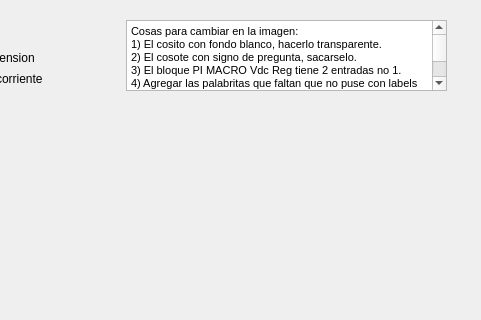
This is gen_eolico.ui in arukagiri/interfazLAC as Qt 5 draws it before an edit; both pictures show x 674 to 1155 and y 0 to 320 of the 1155 by 560 pixel window. The edited form follows.
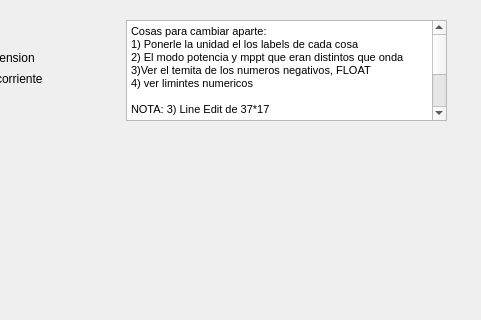
This is the edited form. Icons and pictures are not drawn.

Diff of the .ui file:
```diff
--- a/gen_eolico.ui
+++ b/gen_eolico.ui
@@ -38,7 +38,7 @@
      <x>800</x>
      <y>20</y>
      <width>321</width>
-     <height>71</height>
+     <height>101</height>
     </rect>
    </property>
    <property name="html">
@@ -46,21 +46,14 @@
 &lt;html&gt;&lt;head&gt;&lt;meta name=&quot;qrichtext&quot; content=&quot;1&quot; /&gt;&lt;style type=&quot;text/css&quot;&gt;
 p, li { white-space: pre-wrap; }
 &lt;/style&gt;&lt;/head&gt;&lt;body style=&quot; font-family:'MS Shell Dlg 2'; font-size:8.25pt; font-weight:400; font-style:normal;&quot;&gt;
-&lt;p style=&quot; margin-top:0px; margin-bottom:0px; margin-left:0px; margin-right:0px; -qt-block-indent:0; text-indent:0px;&quot;&gt;Cosas para cambiar en la imagen:&lt;/p&gt;
-&lt;p style=&quot; margin-top:0px; margin-bottom:0px; margin-left:0px; margin-right:0px; -qt-block-indent:0; text-indent:0px;&quot;&gt;1) El cosito con fondo blanco, hacerlo transparente.&lt;/p&gt;
-&lt;p style=&quot; margin-top:0px; margin-bottom:0px; margin-left:0px; margin-right:0px; -qt-block-indent:0; text-indent:0px;&quot;&gt;2) El cosote con signo de pregunta, sacarselo.&lt;/p&gt;
-&lt;p style=&quot; margin-top:0px; margin-bottom:0px; margin-left:0px; margin-right:0px; -qt-block-indent:0; text-indent:0px;&quot;&gt;3) El bloque PI MACRO Vdc Reg tiene 2 entradas no 1.&lt;/p&gt;
-&lt;p style=&quot; margin-top:0px; margin-bottom:0px; margin-left:0px; margin-right:0px; -qt-block-indent:0; text-indent:0px;&quot;&gt;4) Agregar las palabritas que faltan que no puse con labels&lt;/p&gt;
-&lt;p style=&quot; margin-top:0px; margin-bottom:0px; margin-left:0px; margin-right:0px; -qt-block-indent:0; text-indent:0px;&quot;&gt;5) Las realimentaciones que salen de abajo son cosas distintas y yo clave un solo cable realimentando todo. Deberia separarlo en 3 cables distintos que salgan desde el bloque gigante??&lt;/p&gt;
-&lt;p style=&quot;-qt-paragraph-type:empty; margin-top:0px; margin-bottom:0px; margin-left:0px; margin-right:0px; -qt-block-indent:0; text-indent:0px;&quot;&gt;&lt;br /&gt;&lt;/p&gt;
 &lt;p style=&quot; margin-top:0px; margin-bottom:0px; margin-left:0px; margin-right:0px; -qt-block-indent:0; text-indent:0px;&quot;&gt;Cosas para cambiar aparte:&lt;/p&gt;
 &lt;p style=&quot; margin-top:0px; margin-bottom:0px; margin-left:0px; margin-right:0px; -qt-block-indent:0; text-indent:0px;&quot;&gt;1) Ponerle la unidad el los labels de cada cosa&lt;/p&gt;
 &lt;p style=&quot; margin-top:0px; margin-bottom:0px; margin-left:0px; margin-right:0px; -qt-block-indent:0; text-indent:0px;&quot;&gt;2) El modo potencia y mppt que eran distintos que onda&lt;/p&gt;
-&lt;p style=&quot; margin-top:0px; margin-bottom:0px; margin-left:0px; margin-right:0px; -qt-block-indent:0; text-indent:0px;&quot;&gt;3) Line Edit de 37*17&lt;/p&gt;
-&lt;p style=&quot; margin-top:0px; margin-bottom:0px; margin-left:0px; margin-right:0px; -qt-block-indent:0; text-indent:0px;&quot;&gt;4) Ver el temita de los numeros negativos&lt;/p&gt;
+&lt;p style=&quot; margin-top:0px; margin-bottom:0px; margin-left:0px; margin-right:0px; -qt-block-indent:0; text-indent:0px;&quot;&gt;3)Ver el temita de los numeros negativos, FLOAT&lt;/p&gt;
+&lt;p style=&quot; margin-top:0px; margin-bottom:0px; margin-left:0px; margin-right:0px; -qt-block-indent:0; text-indent:0px;&quot;&gt;4) ver limintes numericos&lt;/p&gt;
 &lt;p style=&quot;-qt-paragraph-type:empty; margin-top:0px; margin-bottom:0px; margin-left:0px; margin-right:0px; -qt-block-indent:0; text-indent:0px;&quot;&gt;&lt;br /&gt;&lt;/p&gt;
-&lt;p style=&quot;-qt-paragraph-type:empty; margin-top:0px; margin-bottom:0px; margin-left:0px; margin-right:0px; -qt-block-indent:0; text-indent:0px;&quot;&gt;&lt;br /&gt;&lt;/p&gt;
-&lt;p style=&quot; margin-top:0px; margin-bottom:0px; margin-left:0px; margin-right:0px; -qt-block-indent:0; text-indent:0px;&quot;&gt;&lt;span style=&quot; font-size:8pt; color:#008000;&quot;&gt;quiero&lt;/span&gt;&lt;span style=&quot; font-size:8pt; color:#c0c0c0;&quot;&gt; &lt;/span&gt;&lt;span style=&quot; font-size:8pt; color:#008000;&quot;&gt;que&lt;/span&gt;&lt;span style=&quot; font-size:8pt; color:#c0c0c0;&quot;&gt; &lt;/span&gt;&lt;span style=&quot; font-size:8pt; color:#008000;&quot;&gt;cuando&lt;/span&gt;&lt;span style=&quot; font-size:8pt; color:#c0c0c0;&quot;&gt; &lt;/span&gt;&lt;span style=&quot; font-size:8pt; color:#008000;&quot;&gt;se&lt;/span&gt;&lt;span style=&quot; font-size:8pt; color:#c0c0c0;&quot;&gt; &lt;/span&gt;&lt;span style=&quot; font-size:8pt; color:#008000;&quot;&gt;abra&lt;/span&gt;&lt;span style=&quot; font-size:8pt; color:#c0c0c0;&quot;&gt; &lt;/span&gt;&lt;span style=&quot; font-size:8pt; color:#008000;&quot;&gt;la&lt;/span&gt;&lt;span style=&quot; font-size:8pt; color:#c0c0c0;&quot;&gt; &lt;/span&gt;&lt;span style=&quot; font-size:8pt; color:#008000;&quot;&gt;ventana&lt;/span&gt;&lt;span style=&quot; font-size:8pt; color:#c0c0c0;&quot;&gt; &lt;/span&gt;&lt;span style=&quot; font-size:8pt; color:#008000;&quot;&gt;quede&lt;/span&gt;&lt;span style=&quot; font-size:8pt; color:#c0c0c0;&quot;&gt; &lt;/span&gt;&lt;span style=&quot; font-size:8pt; color:#008000;&quot;&gt;seleccionado&lt;/span&gt;&lt;span style=&quot; font-size:8pt; color:#c0c0c0;&quot;&gt; &lt;/span&gt;&lt;span style=&quot; font-size:8pt; color:#008000;&quot;&gt;por&lt;/span&gt;&lt;span style=&quot; font-size:8pt; color:#c0c0c0;&quot;&gt; &lt;/span&gt;&lt;span style=&quot; font-size:8pt; color:#008000;&quot;&gt;defecto&lt;/span&gt;&lt;span style=&quot; font-size:8pt; color:#c0c0c0;&quot;&gt; &lt;/span&gt;&lt;span style=&quot; font-size:8pt; color:#008000;&quot;&gt;el&lt;/span&gt;&lt;span style=&quot; font-size:8pt; color:#c0c0c0;&quot;&gt; &lt;/span&gt;&lt;span style=&quot; font-size:8pt; color:#008000;&quot;&gt;boton&lt;/span&gt;&lt;span style=&quot; font-size:8pt; color:#c0c0c0;&quot;&gt; &lt;/span&gt;&lt;span style=&quot; font-size:8pt; color:#008000;&quot;&gt;de&lt;/span&gt;&lt;span style=&quot; font-size:8pt; color:#c0c0c0;&quot;&gt; &lt;/span&gt;&lt;span style=&quot; font-size:8pt; color:#008000;&quot;&gt;cancelar &lt;/span&gt;&lt;span style=&quot; font-family:'Courier New'; font-size:8pt; color:#008000;&quot;&gt;eso&lt;/span&gt;&lt;span style=&quot; font-family:'Courier New'; font-size:8pt; color:#c0c0c0;&quot;&gt; &lt;/span&gt;&lt;span style=&quot; font-family:'Courier New'; font-size:8pt; color:#008000;&quot;&gt;se&lt;/span&gt;&lt;span style=&quot; font-family:'Courier New'; font-size:8pt; color:#c0c0c0;&quot;&gt; &lt;/span&gt;&lt;span style=&quot; font-family:'Courier New'; font-size:8pt; color:#008000;&quot;&gt;hacia&lt;/span&gt;&lt;span style=&quot; font-family:'Courier New'; font-size:8pt; color:#c0c0c0;&quot;&gt; &lt;/span&gt;&lt;span style=&quot; font-family:'Courier New'; font-size:8pt; color:#008000;&quot;&gt;desde&lt;/span&gt;&lt;span style=&quot; font-family:'Courier New'; font-size:8pt; color:#c0c0c0;&quot;&gt; &lt;/span&gt;&lt;span style=&quot; font-family:'Courier New'; font-size:8pt; color:#008000;&quot;&gt;la&lt;/span&gt;&lt;span style=&quot; font-family:'Courier New'; font-size:8pt; color:#c0c0c0;&quot;&gt; &lt;/span&gt;&lt;span style=&quot; font-family:'Courier New'; font-size:8pt; color:#008000;&quot;&gt;gui&lt;/span&gt;&lt;span style=&quot; font-family:'Courier New'; font-size:8pt; color:#c0c0c0;&quot;&gt; &lt;/span&gt;&lt;span style=&quot; font-family:'Courier New'; font-size:8pt; color:#008000;&quot;&gt;asignandole&lt;/span&gt;&lt;span style=&quot; font-family:'Courier New'; font-size:8pt; color:#c0c0c0;&quot;&gt; &lt;/span&gt;&lt;span style=&quot; font-family:'Courier New'; font-size:8pt; color:#008000;&quot;&gt;el&lt;/span&gt;&lt;span style=&quot; font-family:'Courier New'; font-size:8pt; color:#c0c0c0;&quot;&gt; &lt;/span&gt;&lt;span style=&quot; font-family:'Courier New'; font-size:8pt; color:#008000;&quot;&gt;orden&lt;/span&gt;&lt;span style=&quot; font-family:'Courier New'; font-size:8pt; color:#c0c0c0;&quot;&gt; &lt;/span&gt;&lt;span style=&quot; font-family:'Courier New'; font-size:8pt; color:#008000;&quot;&gt;de&lt;/span&gt;&lt;span style=&quot; font-family:'Courier New'; font-size:8pt; color:#c0c0c0;&quot;&gt; &lt;/span&gt;&lt;span style=&quot; font-family:'Courier New'; font-size:8pt; color:#008000;&quot;&gt;cuando&lt;/span&gt;&lt;span style=&quot; font-family:'Courier New'; font-size:8pt; color:#c0c0c0;&quot;&gt; &lt;/span&gt;&lt;span style=&quot; font-family:'Courier New'; font-size:8pt; color:#008000;&quot;&gt;apretas&lt;/span&gt;&lt;span style=&quot; font-family:'Courier New'; font-size:8pt; color:#c0c0c0;&quot;&gt; &lt;/span&gt;&lt;span style=&quot; font-family:'Courier New'; font-size:8pt; color:#008000;&quot;&gt;tabs,&lt;/span&gt;&lt;span style=&quot; font-family:'Courier New'; font-size:8pt; color:#c0c0c0;&quot;&gt; &lt;/span&gt;&lt;span style=&quot; font-family:'Courier New'; font-size:8pt; color:#008000;&quot;&gt;pero&lt;/span&gt;&lt;span style=&quot; font-family:'Courier New'; font-size:8pt; color:#c0c0c0;&quot;&gt; &lt;/span&gt;&lt;span style=&quot; font-family:'Courier New'; font-size:8pt; color:#008000;&quot;&gt;lo&lt;/span&gt;&lt;span style=&quot; font-family:'Courier New'; font-size:8pt; color:#c0c0c0;&quot;&gt; &lt;/span&gt;&lt;span style=&quot; font-family:'Courier New'; font-size:8pt; color:#008000;&quot;&gt;tengo&lt;/span&gt;&lt;span style=&quot; font-family:'Courier New'; font-size:8pt; color:#c0c0c0;&quot;&gt; &lt;/span&gt;&lt;span style=&quot; font-family:'Courier New'; font-size:8pt; color:#008000;&quot;&gt;que&lt;/span&gt;&lt;span style=&quot; font-family:'Courier New'; font-size:8pt; color:#c0c0c0;&quot;&gt; &lt;/span&gt;&lt;span style=&quot; font-family:'Courier New'; font-size:8pt; color:#008000;&quot;&gt;ver&lt;/span&gt;&lt;/p&gt;
+&lt;p style=&quot; margin-top:0px; margin-bottom:0px; margin-left:0px; margin-right:0px; -qt-block-indent:0; text-indent:0px;&quot;&gt;NOTA: 3) Line Edit de 37*17&lt;br /&gt;&lt;/p&gt;
+&lt;p style=&quot; margin-top:0px; margin-bottom:0px; margin-left:0px; margin-right:0px; -qt-block-indent:0; text-indent:0px;&quot;&gt;&lt;span style=&quot; font-size:8pt; color:#008000;&quot;&gt;quiero&lt;/span&gt;&lt;span style=&quot; font-size:8pt; color:#c0c0c0;&quot;&gt; &lt;/span&gt;&lt;span style=&quot; font-size:8pt; color:#008000;&quot;&gt;que&lt;/span&gt;&lt;span style=&quot; font-size:8pt; color:#c0c0c0;&quot;&gt; &lt;/span&gt;&lt;span style=&quot; font-size:8pt; color:#008000;&quot;&gt;cuando&lt;/span&gt;&lt;span style=&quot; font-size:8pt; color:#c0c0c0;&quot;&gt; &lt;/span&gt;&lt;span style=&quot; font-size:8pt; color:#008000;&quot;&gt;se&lt;/span&gt;&lt;span style=&quot; font-size:8pt; color:#c0c0c0;&quot;&gt; &lt;/span&gt;&lt;span style=&quot; font-size:8pt; color:#008000;&quot;&gt;abra&lt;/span&gt;&lt;span style=&quot; font-size:8pt; color:#c0c0c0;&quot;&gt; &lt;/span&gt;&lt;span style=&quot; font-size:8pt; color:#008000;&quot;&gt;la&lt;/span&gt;&lt;span style=&quot; font-size:8pt; color:#c0c0c0;&quot;&gt; &lt;/span&gt;&lt;span style=&quot; font-size:8pt; color:#008000;&quot;&gt;ventana&lt;/span&gt;&lt;span style=&quot; font-size:8pt; color:#c0c0c0;&quot;&gt; &lt;/span&gt;&lt;span style=&quot; font-size:8pt; color:#008000;&quot;&gt;quede&lt;/span&gt;&lt;span style=&quot; font-size:8pt; color:#c0c0c0;&quot;&gt; &lt;/span&gt;&lt;span style=&quot; font-size:8pt; color:#008000;&quot;&gt;seleccionado&lt;/span&gt;&lt;span style=&quot; font-size:8pt; color:#c0c0c0;&quot;&gt; &lt;/span&gt;&lt;span style=&quot; font-size:8pt; color:#008000;&quot;&gt;por&lt;/span&gt;&lt;span style=&quot; font-size:8pt; color:#c0c0c0;&quot;&gt; &lt;/span&gt;&lt;span style=&quot; font-size:8pt; color:#008000;&quot;&gt;defecto&lt;/span&gt;&lt;span style=&quot; font-size:8pt; color:#c0c0c0;&quot;&gt; &lt;/span&gt;&lt;span style=&quot; font-size:8pt; color:#008000;&quot;&gt;el&lt;/span&gt;&lt;span style=&quot; font-size:8pt; color:#c0c0c0;&quot;&gt; &lt;/span&gt;&lt;span style=&quot; font-size:8pt; color:#008000;&quot;&gt;boton&lt;/span&gt;&lt;span style=&quot; font-size:8pt; color:#c0c0c0;&quot;&gt; &lt;/span&gt;&lt;span style=&quot; font-size:8pt; color:#008000;&quot;&gt;de&lt;/span&gt;&lt;span style=&quot; font-size:8pt; color:#c0c0c0;&quot;&gt; &lt;/span&gt;&lt;span style=&quot; font-size:8pt; color:#008000;&quot;&gt;APLICAR &lt;/span&gt;&lt;span style=&quot; font-family:'Courier New'; font-size:8pt; color:#008000;&quot;&gt;eso&lt;/span&gt;&lt;span style=&quot; font-family:'Courier New'; font-size:8pt; color:#c0c0c0;&quot;&gt; &lt;/span&gt;&lt;span style=&quot; font-family:'Courier New'; font-size:8pt; color:#008000;&quot;&gt;se&lt;/span&gt;&lt;span style=&quot; font-family:'Courier New'; font-size:8pt; color:#c0c0c0;&quot;&gt; &lt;/span&gt;&lt;span style=&quot; font-family:'Courier New'; font-size:8pt; color:#008000;&quot;&gt;hacia&lt;/span&gt;&lt;span style=&quot; font-family:'Courier New'; font-size:8pt; color:#c0c0c0;&quot;&gt; &lt;/span&gt;&lt;span style=&quot; font-family:'Courier New'; font-size:8pt; color:#008000;&quot;&gt;desde&lt;/span&gt;&lt;span style=&quot; font-family:'Courier New'; font-size:8pt; color:#c0c0c0;&quot;&gt; &lt;/span&gt;&lt;span style=&quot; font-family:'Courier New'; font-size:8pt; color:#008000;&quot;&gt;la&lt;/span&gt;&lt;span style=&quot; font-family:'Courier New'; font-size:8pt; color:#c0c0c0;&quot;&gt; &lt;/span&gt;&lt;span style=&quot; font-family:'Courier New'; font-size:8pt; color:#008000;&quot;&gt;gui&lt;/span&gt;&lt;span style=&quot; font-family:'Courier New'; font-size:8pt; color:#c0c0c0;&quot;&gt; &lt;/span&gt;&lt;span style=&quot; font-family:'Courier New'; font-size:8pt; color:#008000;&quot;&gt;asignandole&lt;/span&gt;&lt;span style=&quot; font-family:'Courier New'; font-size:8pt; color:#c0c0c0;&quot;&gt; &lt;/span&gt;&lt;span style=&quot; font-family:'Courier New'; font-size:8pt; color:#008000;&quot;&gt;el&lt;/span&gt;&lt;span style=&quot; font-family:'Courier New'; font-size:8pt; color:#c0c0c0;&quot;&gt; &lt;/span&gt;&lt;span style=&quot; font-family:'Courier New'; font-size:8pt; color:#008000;&quot;&gt;orden&lt;/span&gt;&lt;span style=&quot; font-family:'Courier New'; font-size:8pt; color:#c0c0c0;&quot;&gt; &lt;/span&gt;&lt;span style=&quot; font-family:'Courier New'; font-size:8pt; color:#008000;&quot;&gt;de&lt;/span&gt;&lt;span style=&quot; font-family:'Courier New'; font-size:8pt; color:#c0c0c0;&quot;&gt; &lt;/span&gt;&lt;span style=&quot; font-family:'Courier New'; font-size:8pt; color:#008000;&quot;&gt;cuando&lt;/span&gt;&lt;span style=&quot; font-family:'Courier New'; font-size:8pt; color:#c0c0c0;&quot;&gt; &lt;/span&gt;&lt;span style=&quot; font-family:'Courier New'; font-size:8pt; color:#008000;&quot;&gt;apretas&lt;/span&gt;&lt;span style=&quot; font-family:'Courier New'; font-size:8pt; color:#c0c0c0;&quot;&gt; &lt;/span&gt;&lt;span style=&quot; font-family:'Courier New'; font-size:8pt; color:#008000;&quot;&gt;tabs,&lt;/span&gt;&lt;span style=&quot; font-family:'Courier New'; font-size:8pt; color:#c0c0c0;&quot;&gt; &lt;/span&gt;&lt;span style=&quot; font-family:'Courier New'; font-size:8pt; color:#008000;&quot;&gt;pero&lt;/span&gt;&lt;span style=&quot; font-family:'Courier New'; font-size:8pt; color:#c0c0c0;&quot;&gt; &lt;/span&gt;&lt;span style=&quot; font-family:'Courier New'; font-size:8pt; color:#008000;&quot;&gt;lo&lt;/span&gt;&lt;span style=&quot; font-family:'Courier New'; font-size:8pt; color:#c0c0c0;&quot;&gt; &lt;/span&gt;&lt;span style=&quot; font-family:'Courier New'; font-size:8pt; color:#008000;&quot;&gt;tengo&lt;/span&gt;&lt;span style=&quot; font-family:'Courier New'; font-size:8pt; color:#c0c0c0;&quot;&gt; &lt;/span&gt;&lt;span style=&quot; font-family:'Courier New'; font-size:8pt; color:#008000;&quot;&gt;que&lt;/span&gt;&lt;span style=&quot; font-family:'Courier New'; font-size:8pt; color:#c0c0c0;&quot;&gt; &lt;/span&gt;&lt;span style=&quot; font-family:'Courier New'; font-size:8pt; color:#008000;&quot;&gt;ver&lt;/span&gt;&lt;/p&gt;
 &lt;p style=&quot;-qt-paragraph-type:empty; margin-top:0px; margin-bottom:0px; margin-left:0px; margin-right:0px; -qt-block-indent:0; text-indent:0px;&quot;&gt;&lt;br /&gt;&lt;/p&gt;&lt;/body&gt;&lt;/html&gt;</string>
    </property>
   </widget>
```
